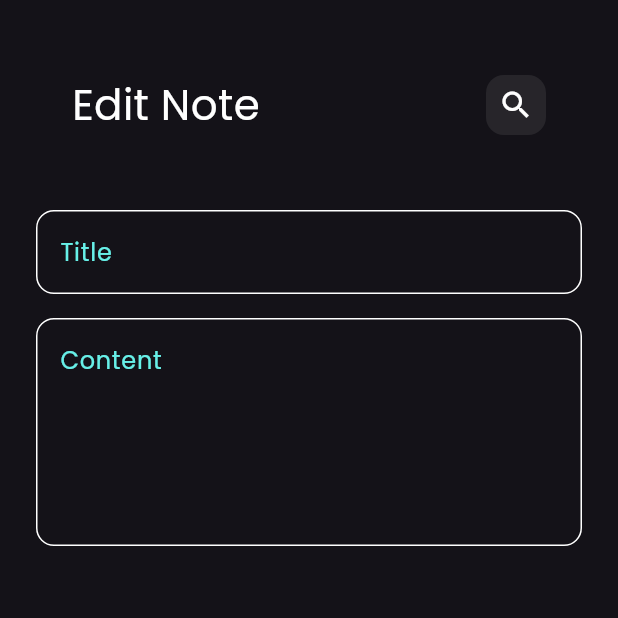
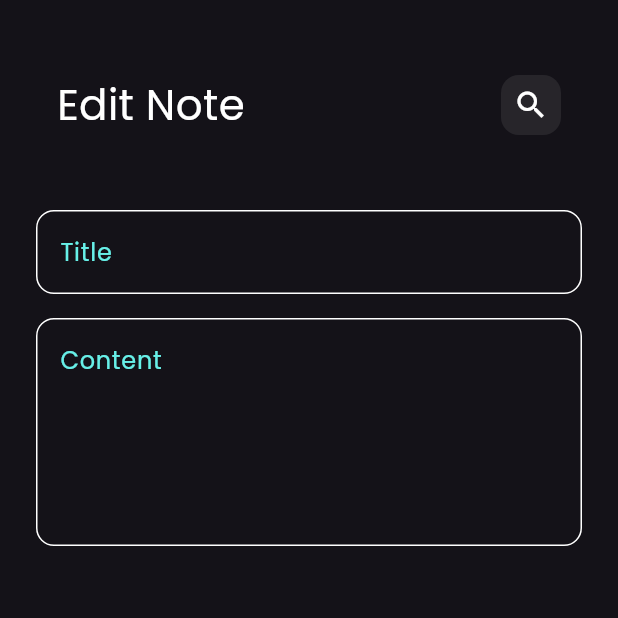
Before and after one commit to YakeenSap9h/new_notes_app, a Flutter app: the screen it shows after launch, after a tap on "Flutter tips", on a phone screen of 412 x 824 dp, the top half of it. Run offline on Flutter 3.47's test engine with Material 3 defaults, Android fonts, the phone set to English and light mode, and no system bars; our stand-ins replace bloc, flutter_bloc, font_awesome_flutter, hive, hive_flutter; accounts and stored records are empty.

```diff
--- a/lib/cubits/notes_cubit/notes_state.dart
+++ b/lib/cubits/notes_cubit/notes_state.dart
@@ -1,7 +1,7 @@
 part of 'notes_cubit.dart';
 
 @immutable
-sealed class NotesState {}
+abstract class NotesState {}
 
 final class NotesInitial extends NotesState {}
 
--- a/lib/views/notes_view.dart
+++ b/lib/views/notes_view.dart
@@ -1,4 +1,6 @@
 import 'package:flutter/material.dart';
+import 'package:flutter_bloc/flutter_bloc.dart';
+import 'package:new_notes_app/cubits/notes_cubit/notes_cubit.dart';
 import 'package:new_notes_app/views/widgets/add_bottom_sheet_body.dart';
 import 'package:new_notes_app/views/widgets/notes_view_body.dart';
 
@@ -7,7 +9,9 @@ class NotesView extends StatelessWidget {
   static final String id = "NotesView";
   @override
   Widget build(BuildContext context) {
-    return Scaffold(
+    return BlocProvider(
+      create: (context) => NotesCubit(),
+      child: Scaffold(
         body: NotesViewBody(),
 
         floatingActionButton: FloatingActionButton(
@@ -24,6 +28,7 @@ class NotesView extends StatelessWidget {
           },
           child: Icon(Icons.add, color: Colors.black),
         ),
+      ),
     );
   }
 }
--- a/lib/views/widgets/custom_app_bar.dart
+++ b/lib/views/widgets/custom_app_bar.dart
@@ -4,16 +4,19 @@ import 'package:new_notes_app/views/widgets/custom_search_icon.dart';
 class CustomAppBar extends StatelessWidget {
   const CustomAppBar({super.key, required this.title, required this.icon});
   final String title;
-  final IconData icon ;
+  final IconData icon;
   @override
   Widget build(BuildContext context) {
     return Padding(
-      padding: const EdgeInsets.symmetric(horizontal: 24),
+      padding: const EdgeInsets.symmetric(horizontal: 14),
       child: Row(
         children: [
-          Text(title, style: const  TextStyle(color: Colors.white, fontSize: 28)),
+          Text(
+            title,
+            style: const TextStyle(color: Colors.white, fontSize: 28),
+          ),
           Spacer(),
-          CustomSearchIcon(icon:icon ,),
+          CustomSearchIcon(icon: icon),
         ],
       ),
     );
--- a/lib/views/widgets/notes_view_body.dart
+++ b/lib/views/widgets/notes_view_body.dart
@@ -7,12 +7,12 @@ class NotesViewBody extends StatelessWidget {
 
   @override
   Widget build(BuildContext context) {
-    return  Padding(
-      padding: const EdgeInsets.symmetric(horizontal: 24),
+    return Padding(
+      padding: const EdgeInsets.symmetric(horizontal: 16),
       child: Column(
         children: [
           SizedBox(height: 50),
-         CustomAppBar(title: "Notes", icon:Icons.search ,),
+          CustomAppBar(title: "Notes", icon: Icons.search),
           SizedBox(height: 20),
           Expanded(child: NotesListView()),
         ],
```
Also changed, not shown: lib/cubits/notes_cubit/notes_cubit.dart (+13 -0 lines). Lines whose indentation alone changed are shown as unchanged.
